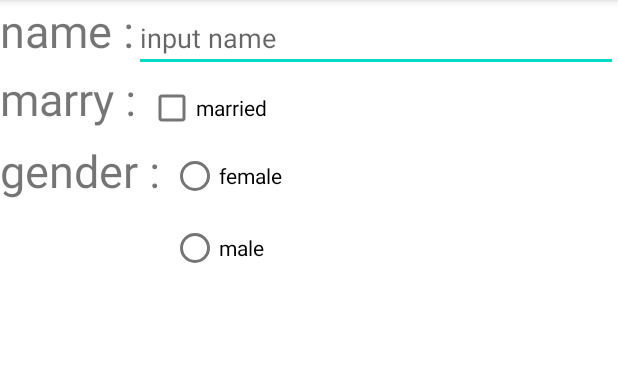
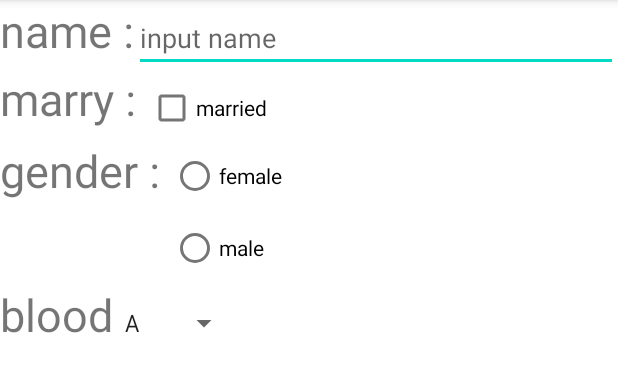
Before and after one commit to chaehyeon7/study_Activity2, an Android app: the screen it shows after launch (MainActivity), on a phone screen of 412 x 824 dp, the part 84-476 px from its top. Run offline under Robolectric (Android 15) with nearby library versions, the phone set to English and light mode, and no system bars.

Commit message:
Edit Finish Commit

```diff
--- a/app/build.gradle
+++ b/app/build.gradle
@@ -3,13 +3,13 @@ plugins {
 }
 
 android {
-    compileSdkVersion 31
-    buildToolsVersion "31.0.0"
+    compileSdkVersion 30
+    buildToolsVersion "30.0.3"
 
     defaultConfig {
         applicationId "kr.hs.emirim.chaehyeon.study_activity2"
         minSdkVersion 16
-        targetSdkVersion 31
+        targetSdkVersion 30
         versionCode 1
         versionName "1.0"
 
--- a/app/src/main/res/layout/activity_main.xml
+++ b/app/src/main/res/layout/activity_main.xml
@@ -62,5 +62,20 @@
         </RadioGroup>
     </LinearLayout>
 
+    <LinearLayout
+        android:layout_width="match_parent"
+        android:layout_height="wrap_content"
+        android:orientation="horizontal">
+        <TextView
+            android:layout_width="wrap_content"
+            android:layout_height="wrap_content"
+            android:text="blood"
+            android:textSize="30dp"/>
+        <Spinner
+            android:layout_width="wrap_content"
+            android:layout_height="wrap_content"
+            android:entries="@array/blood_type"/> <!--선택위젯 -->
+    </LinearLayout>
+
 
 </LinearLayout>
--- /dev/null
+++ b/app/src/main/res/values/blood.xml
@@ -0,0 +1,14 @@
+<?xml version="1.0" encoding="utf-8"?>
+<resources>
+
+    <string-array name="blood_type">
+
+        <item>A</item>
+        <item>B</item>
+        <item>O</item>
+        <item>AB</item>
+
+    </string-array>
+
+
+</resources>
```
